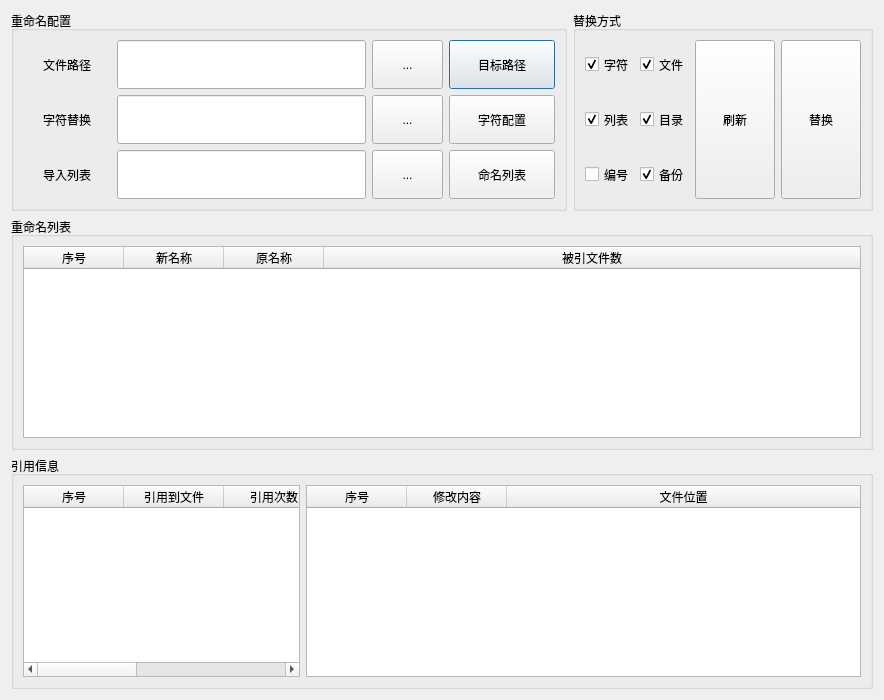
The window that rename_file_name.ui (WeiMuYang/markdown-assistant) describes before a commit, drawn with Qt 5.
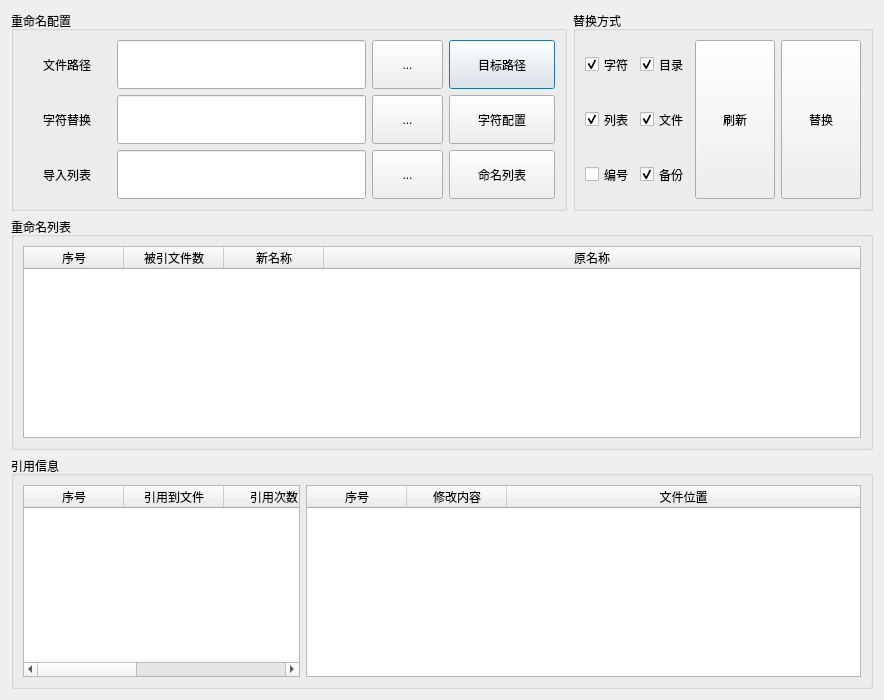
The same window after the commit.

Commit message: fixed:实现文件命名的全部功能

What changed in the file:
```diff
--- a/rename_file_name.ui
+++ b/rename_file_name.ui
@@ -399,22 +399,6 @@
         </item>
         <item>
          <layout class="QVBoxLayout" name="verticalLayout_5">
-          <item>
-           <widget class="QCheckBox" name="fileCheckBox">
-            <property name="sizePolicy">
-             <sizepolicy hsizetype="Minimum" vsizetype="Preferred">
-              <horstretch>0</horstretch>
-              <verstretch>0</verstretch>
-             </sizepolicy>
-            </property>
-            <property name="text">
-             <string>文件</string>
-            </property>
-            <property name="checked">
-             <bool>true</bool>
-            </property>
-           </widget>
-          </item>
           <item>
            <widget class="QCheckBox" name="dirCheckBox">
             <property name="sizePolicy">
@@ -431,6 +415,22 @@
             </property>
            </widget>
           </item>
+          <item>
+           <widget class="QCheckBox" name="fileCheckBox">
+            <property name="sizePolicy">
+             <sizepolicy hsizetype="Minimum" vsizetype="Preferred">
+              <horstretch>0</horstretch>
+              <verstretch>0</verstretch>
+             </sizepolicy>
+            </property>
+            <property name="text">
+             <string>文件</string>
+            </property>
+            <property name="checked">
+             <bool>true</bool>
+            </property>
+           </widget>
+          </item>
           <item>
            <widget class="QCheckBox" name="backupCheckBox">
             <property name="sizePolicy">
@@ -539,6 +539,11 @@
           <string>序号</string>
          </property>
         </column>
+        <column>
+         <property name="text">
+          <string>被引文件数</string>
+         </property>
+        </column>
         <column>
          <property name="text">
           <string>新名称</string>
@@ -549,11 +554,6 @@
           <string>原名称</string>
          </property>
         </column>
-        <column>
-         <property name="text">
-          <string>被引文件数</string>
-         </property>
-        </column>
        </widget>
       </item>
      </layout>
```
The commit also changes 4 other files.
